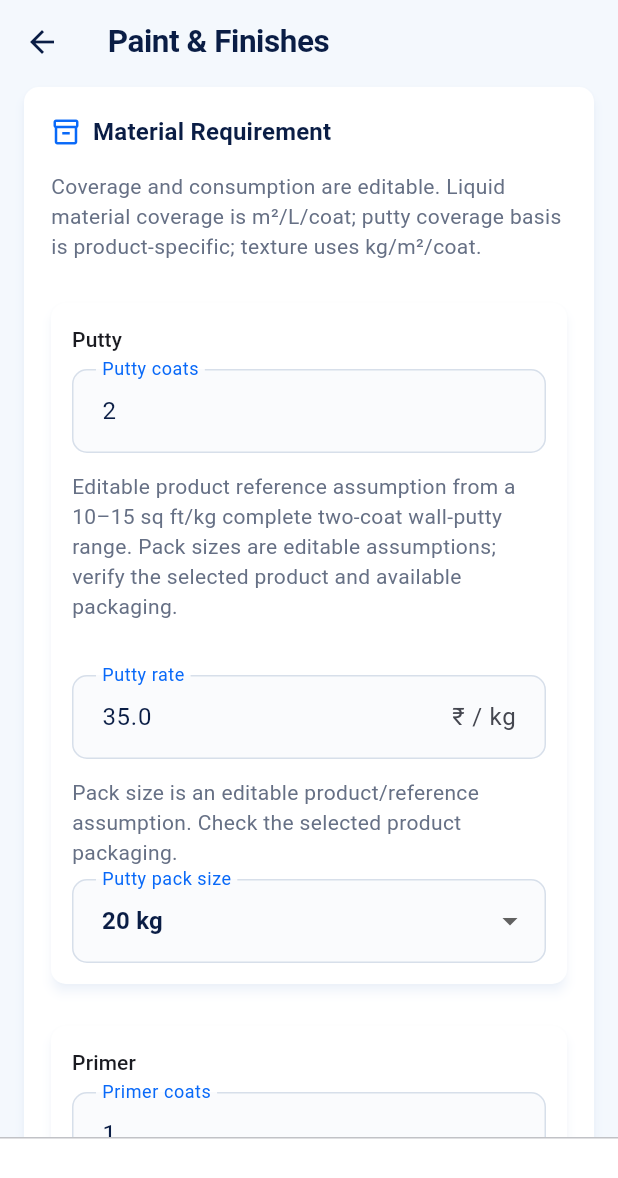
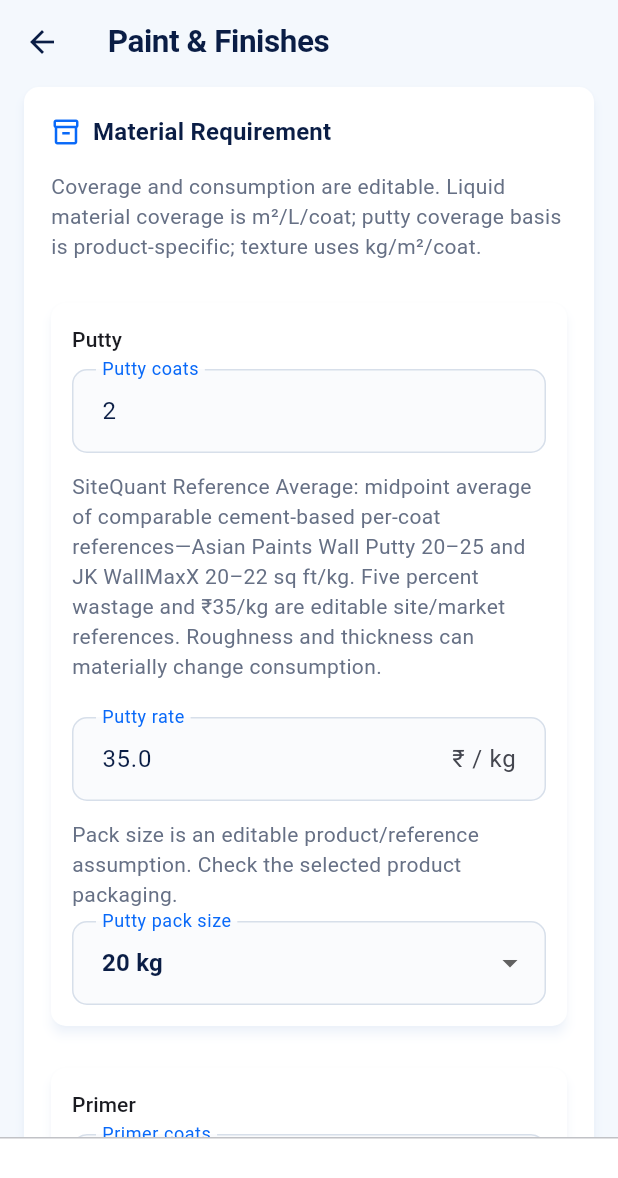
Before and after one commit to Akkiiip/SiteQuant, a Flutter app: the PaintScreen screen opened directly, scrolled down 1152 dp, on a phone screen of 412 x 824 dp. Shown: the top 1178 px of the screen. Run offline on Flutter 3.47's test engine with Material 3 defaults, Android fonts, the phone set to English and light mode, and no system bars; our stand-ins replace firebase_analytics, firebase_core, firebase_crashlytics, google_mobile_ads, shared_preferences; accounts and stored records are empty; statements that could not run were skipped.

Commit message:
fix: calibrate paint and finishes costing

```diff
--- a/lib/models/paint_result.dart
+++ b/lib/models/paint_result.dart
@@ -23,9 +23,8 @@ extension PaintWorkTypeDetails on PaintWorkType {
     PaintWorkType.metal => 'Metal',
     PaintWorkType.puttyOnly => 'Putty Only',
     PaintWorkType.primerOnly => 'Primer Only',
-    PaintWorkType.paintOnly => 'Paint Only',
+    PaintWorkType.paintOnly => 'Interior Emulsion Only',
   };
-
   List<PaintMaterialKind> get materials => switch (this) {
     PaintWorkType.interiorWalls || PaintWorkType.ceiling => [
       PaintMaterialKind.putty,
@@ -46,6 +45,9 @@ extension PaintWorkTypeDetails on PaintWorkType {
 
 enum PaintMaterialKind { putty, primer, paint, texture, coating }
 
+enum PaintCoverageBasis { perCoat, completeOperation }
+
+@Deprecated('Use PaintCoverageBasis and coverageCoats.')
 enum PuttyCoverageBasis { perCoat, completeTwoCoats }
 
 extension PaintMaterialDetails on PaintMaterialKind {
@@ -56,48 +58,52 @@ extension PaintMaterialDetails on PaintMaterialKind {
     PaintMaterialKind.texture => 'Texture / Special Finish',
     PaintMaterialKind.coating => 'Wood / Metal Coating',
   };
-
   String get unit => switch (this) {
     PaintMaterialKind.putty || PaintMaterialKind.texture => 'kg',
-    PaintMaterialKind.primer ||
-    PaintMaterialKind.paint ||
-    PaintMaterialKind.coating => 'L',
+    _ => 'L',
   };
-
   String get coverageLabel => switch (this) {
     PaintMaterialKind.putty => 'Coverage (m² / kg)',
-    PaintMaterialKind.primer ||
-    PaintMaterialKind.paint ||
-    PaintMaterialKind.coating => 'Coverage (m² / L / coat)',
     PaintMaterialKind.texture => 'Consumption (kg / m² / coat)',
+    _ => 'Coverage (m² / L)',
   };
-
   bool get coverageIsConsumption => this == PaintMaterialKind.texture;
 }
 
 class PaintMaterialInput {
-  final PaintMaterialKind kind;
-  final int coats;
-  final double coverage;
-  final double wastagePercent, rate;
-  final PuttyCoverageBasis puttyCoverageBasis;
-  final double? puttyPackSizeKg;
-
   const PaintMaterialInput({
     required this.kind,
     required this.coats,
     required this.coverage,
     required this.wastagePercent,
     required this.rate,
+    this.coverageBasis,
+    this.coverageCoats = 1,
+    this.referenceLabel = 'Custom Product',
+    this.referenceNote = 'User-entered product/site values.',
     this.puttyCoverageBasis = PuttyCoverageBasis.perCoat,
     this.puttyPackSizeKg,
   });
+  final PaintMaterialKind kind;
+  final int coats, coverageCoats;
+  final double coverage, wastagePercent, rate;
+  final PaintCoverageBasis? coverageBasis;
+  final String referenceLabel, referenceNote;
+  final PuttyCoverageBasis puttyCoverageBasis;
+  final double? puttyPackSizeKg;
+  PaintCoverageBasis get effectiveCoverageBasis =>
+      coverageBasis ??
+      (puttyCoverageBasis == PuttyCoverageBasis.completeTwoCoats
+          ? PaintCoverageBasis.completeOperation
+          : PaintCoverageBasis.perCoat);
+  int get effectiveCoverageCoats =>
+      coverageBasis == null &&
+          puttyCoverageBasis == PuttyCoverageBasis.completeTwoCoats
+      ? 2
+      : coverageCoats;
 }
 
 class PaintMaterialEstimate {
-  final PaintMaterialInput input;
-  final double baseQuantity, wastageQuantity, finalQuantity, cost;
-
   const PaintMaterialEstimate({
     required this.input,
     required this.baseQuantity,
@@ -105,22 +111,14 @@ class PaintMaterialEstimate {
     required this.finalQuantity,
     required this.cost,
   });
-
+  final PaintMaterialInput input;
+  final double baseQuantity, wastageQuantity, finalQuantity, cost;
   int? get approximatePacks => input.puttyPackSizeKg == null
       ? null
       : (finalQuantity / input.puttyPackSizeKg!).ceil();
 }
 
 class PaintResult {
-  final PaintWorkType workType;
-  final AreaTakeoff takeoff;
-  final List<PaintMaterialEstimate> materials;
-  final double materialCost;
-  final ProductivityEstimate productivity;
-  final LabourEstimate labour;
-  final double totalCost;
-  final double? costPerSquareMetre;
-
   const PaintResult({
     required this.workType,
     required this.takeoff,
@@ -131,8 +129,16 @@ class PaintResult {
     required this.totalCost,
     required this.costPerSquareMetre,
   });
-
+  final PaintWorkType workType;
+  final AreaTakeoff takeoff;
+  final List<PaintMaterialEstimate> materials;
+  final double materialCost, totalCost;
+  final ProductivityEstimate productivity;
+  final LabourEstimate labour;
+  final double? costPerSquareMetre;
   double get grossArea => takeoff.grossArea;
   double get deductionArea => takeoff.deductionArea;
   double get netArea => takeoff.netArea;
+  double? get costPerSquareFoot =>
+      netArea <= 0 ? null : totalCost / (netArea * 10.763910416709722);
 }
--- a/lib/screens/paint_screen.dart
+++ b/lib/screens/paint_screen.dart
@@ -50,7 +50,9 @@ class _PaintScreenState extends State<PaintScreen> {
   final _painterWage = TextEditingController();
   final _helperWage = TextEditingController();
   final _customPuttyPack = TextEditingController(text: '20');
-  PuttyCoverageBasis _puttyCoverageBasis = PuttyCoverageBasis.completeTwoCoats;
+  PuttyCoverageBasis _puttyCoverageBasis = PuttyCoverageBasis.perCoat;
+  final _coverageBasis = <PaintMaterialKind, PaintCoverageBasis>{};
+  final _coverageCoats = <PaintMaterialKind, int>{};
   int? _puttyPackPreset = 20;
   final _materialControllers = {
     for (final kind in PaintMaterialKind.values) kind: _MaterialControllers(),
@@ -106,6 +108,8 @@ class _PaintScreenState extends State<PaintScreen> {
       controllers.coverage.text = value.coverage.toString();
       controllers.wastage.text = value.wastagePercent.toString();
       controllers.rate.text = value.rate.toString();
+      _coverageBasis[entry.key] = value.coverageBasis;
+      _coverageCoats[entry.key] = value.coverageCoats;
       if (entry.key == PaintMaterialKind.putty) {
         _puttyCoverageBasis = value.puttyCoverageBasis;
         _puttyPackPreset = value.puttyPackSizeKg?.toInt();
@@ -175,6 +179,18 @@ class _PaintScreenState extends State<PaintScreen> {
           '${kind.label} wastage',
         ),
         rate: _number(_materialControllers[kind]!.rate, '${kind.label} rate'),
+        coverageBasis: _coverageBasis[kind] ?? PaintCoverageBasis.perCoat,
+        coverageCoats: _coverageCoats[kind] ?? 1,
+        referenceLabel: _customProduct
+            ? 'Custom Product'
+            : PaintReferenceDefaults.forWorkType(
+                _workType,
+              ).materials[kind]!.referenceLabel,
+        referenceNote: _customProduct
+            ? 'User-entered product/site values.'
+            : PaintReferenceDefaults.forWorkType(
+                _workType,
+              ).materials[kind]!.note,
         puttyCoverageBasis: kind == PaintMaterialKind.putty
             ? _puttyCoverageBasis
             : PuttyCoverageBasis.perCoat,
@@ -192,6 +208,12 @@ class _PaintScreenState extends State<PaintScreen> {
         grossArea: _grossArea(),
         openings: _openings,
         materials: _materials(),
+        productivityName: _customProduct
+            ? 'Custom Product / Site Productivity'
+            : PaintReferenceDefaults.forWorkType(_workType).productivityName,
+        productivityBasis: _customProduct
+            ? 'User-entered painter/helper days per 10 m².'
+            : PaintReferenceDefaults.forWorkType(_workType).labourNote,
         painterDaysPer10M2: _number(
           _painterCoefficient,
           'Painter productivity coefficient',
@@ -271,7 +293,7 @@ class _PaintScreenState extends State<PaintScreen> {
     initialValue: current,
     decoration: InputDecoration(labelText: label),
     items: [
-      for (final count in [1, 2, 3])
+      for (final count in [1, 2, 3, 4, 5])
         DropdownMenuItem(value: count, child: Text('$count')),
     ],
     onChanged: (value) {
@@ -315,30 +337,36 @@ class _PaintScreenState extends State<PaintScreen> {
                 unit: null,
                 useMeasurementSystem: false,
               ),
-            if (kind == PaintMaterialKind.putty && _customProduct)
-              DropdownButtonFormField<PuttyCoverageBasis>(
-                initialValue: _puttyCoverageBasis,
+            if (_customProduct && !kind.coverageIsConsumption) ...[
+              DropdownButtonFormField<PaintCoverageBasis>(
+                initialValue:
+                    _coverageBasis[kind] ?? PaintCoverageBasis.perCoat,
                 isExpanded: true,
-                decoration: const InputDecoration(
-                  labelText: 'Putty coverage basis',
-                ),
+                decoration: InputDecoration(labelText: ' coverage basis'),
                 items: const [
                   DropdownMenuItem(
-                    value: PuttyCoverageBasis.completeTwoCoats,
-                    child: Text('Complete two-coat application'),
+                    value: PaintCoverageBasis.perCoat,
+                    child: Text('Per coat'),
                   ),
                   DropdownMenuItem(
-                    value: PuttyCoverageBasis.perCoat,
-                    child: Text('Per coat'),
+                    value: PaintCoverageBasis.completeOperation,
+                    child: Text('Complete selected operation'),
                   ),
                 ],
                 onChanged: (value) {
                   if (value != null) {
-                    setState(() => _puttyCoverageBasis = value);
+                    setState(() {
+                      _coverageBasis[kind] = value;
+                      _coverageCoats[kind] =
+                          value == PaintCoverageBasis.completeOperation
+                          ? int.tryParse(controllers.coats.text) ?? 1
+                          : 1;
+                    });
                   }
                 },
               ),
-            const SizedBox(height: 12),
+              const SizedBox(height: 12),
+            ],
             if (_customProduct)
               DimensionInputField(
                 controller: controllers.wastage,
@@ -530,7 +558,7 @@ class _PaintScreenState extends State<PaintScreen> {
             ),
             const Text(
               'Duration uses the controlling role requirement. Crew is limited '
-              'to 1–3 people per role and assumes enough work fronts.',
+              'to 1–5 people per role and assumes enough work fronts.',
             ),
           ]),
           _card('Daily Wages', Icons.badge_outlined, [
--- a/lib/services/paint_productivity.dart
+++ b/lib/services/paint_productivity.dart
@@ -3,12 +3,12 @@ import 'estimate_validation.dart';
 
 class PaintProductivity {
   PaintProductivity._();
-
-  /// Paint productivity depends on the product, substrate, preparation,
-  /// application method and access. SiteQuant intentionally has no default.
   static ProductivityStandard siteSpecific({
     required double painterDaysPer10M2,
     required double helperDaysPer10M2,
+    String name = 'Editable Paint reference',
+    String basis =
+        'Editable labour coefficients per 10 m² for the specified operation.',
   }) {
     EstimateValidation.number(
       painterDaysPer10M2,
@@ -19,14 +19,13 @@ class PaintProductivity {
       'Helper productivity coefficient',
     );
     return ProductivityStandard(
-      name: 'Site-specific productivity',
-      basis:
-          'User-entered labour coefficients per 10 m². Confirm for the '
-          'product, substrate, preparation, application method and access.',
+      name: name,
+      basis: basis,
       daysPerBaseQuantity: {
         LabourRole.painter: painterDaysPer10M2,
         LabourRole.helper: helperDaysPer10M2,
       },
+      maximumCrewPerRole: 5,
     );
   }
 }
--- a/lib/services/paint_reference_defaults.dart
+++ b/lib/services/paint_reference_defaults.dart
@@ -7,16 +7,22 @@ class PaintReferenceMaterial {
     required this.wastagePercent,
     required this.rate,
     required this.coverageBasis,
+    required this.coverageCoats,
+    required this.coverageDescription,
+    required this.referenceLabel,
     required this.note,
-    this.puttyCoverageBasis = PuttyCoverageBasis.perCoat,
     this.puttyPackSizeKg,
   });
-
-  final int coats;
+  final int coats, coverageCoats;
   final double coverage, wastagePercent, rate;
-  final String coverageBasis, note;
-  final PuttyCoverageBasis puttyCoverageBasis;
+  final PaintCoverageBasis coverageBasis;
+  final String coverageDescription, referenceLabel, note;
   final double? puttyPackSizeKg;
+  PuttyCoverageBasis get puttyCoverageBasis =>
+      coverageBasis == PaintCoverageBasis.completeOperation &&
+          coverageCoats == 2
+      ? PuttyCoverageBasis.completeTwoCoats
+      : PuttyCoverageBasis.perCoat;
 }
 
 class PaintReferencePreset {
@@ -27,97 +33,104 @@ class PaintReferencePreset {
     required this.helperDaysPer10M2,
     required this.painterDailyWage,
     required this.helperDailyWage,
+    required this.productivityName,
     required this.labourNote,
   });
-
   final PaintWorkType workType;
   final Map<PaintMaterialKind, PaintReferenceMaterial> materials;
   final double painterDaysPer10M2, helperDaysPer10M2;
   final double painterDailyWage, helperDailyWage;
-  final String labourNote;
+  final String productivityName, labourNote;
 }
 
 class PaintReferenceDefaults {
   PaintReferenceDefaults._();
 
-  // Product sheet: 10–15 sq ft/kg for the complete two-coat application.
-  // 1.16 m²/kg is about 12.49 sq ft/kg, within that product range.
-  // https://www.asianpaints.com/content/dam/asianpaints/website/products/pis-files/professional-wall-putty.pdf
   static const _putty = PaintReferenceMaterial(
     coats: 2,
-    coverage: 1.16,
+    coverage: 2.02064,
     wastagePercent: 5,
     rate: 35,
-    coverageBasis: '1.16 m²/kg for the complete two-coat application',
-    puttyCoverageBasis: PuttyCoverageBasis.completeTwoCoats,
+    coverageBasis: PaintCoverageBasis.perCoat,
+    coverageCoats: 1,
+    coverageDescription: '2.02 m²/kg/coat (21.75 sq ft/kg/coat)',
+    referenceLabel: 'SiteQuant Reference Average',
     puttyPackSizeKg: 20,
     note:
-        'Editable product reference assumption from a 10–15 sq ft/kg complete two-coat wall-putty range. '
-        'Pack sizes are editable assumptions; verify the selected product and available packaging.',
+        'SiteQuant Reference Average: midpoint average of comparable cement-based per-coat references—Asian Paints Wall Putty 20–25 and JK WallMaxX 20–22 sq ft/kg. Five percent wastage and ₹35/kg are editable site/market references. Roughness and thickness can materially change consumption.',
   );
-  static const _primer = PaintReferenceMaterial(
+  static const _interiorPrimer = PaintReferenceMaterial(
     coats: 1,
-    coverage: 10,
+    coverage: 15.75,
     wastagePercent: 5,
-    rate: 120,
-    coverageBasis: '10 m2/L/coat',
-    note: 'Reference estimate; verify the selected primer data sheet.',
+    rate: 150,
+    coverageBasis: PaintCoverageBasis.perCoat,
+    coverageCoats: 1,
+    coverageDescription: '15.75 m²/L for one coat',
+    referenceLabel: 'SiteQuant Reference Average',
+    note:
+        'SiteQuant Reference Average normalized to one coat from Asian Paints water-thinnable primer (170–200 sq ft/L) and CPWD DAR interior primer consumption (0.70 L/10 m²). ₹150/L and 5% wastage are editable market/site references.',
   );
-  static const _paint = PaintReferenceMaterial(
+  static const _interiorEmulsion = PaintReferenceMaterial(
     coats: 2,
-    coverage: 26,
+    coverage: 13.94,
     wastagePercent: 5,
-    rate: 300,
-    coverageBasis: '26 m2/L/coat',
+    rate: 420,
+    coverageBasis: PaintCoverageBasis.completeOperation,
+    coverageCoats: 2,
+    coverageDescription: '13.94 m²/L for the complete two-coat operation',
+    referenceLabel: 'SiteQuant Reference Average',
     note:
-        'Reference based on an approximately 260-300 sq ft/L/coat emulsion range on normal masonry.',
+        'SiteQuant Reference Average of comparable two-coat interior emulsions: Asian Paints Apcolite Premium 130–150 and Berger premium interior reference 150–170 sq ft/L for two coats. ₹420/L and 5% wastage are editable market/site references.',
+  );
+  static const _exteriorPrimer = PaintReferenceMaterial(
+    coats: 1,
+    coverage: 12.08,
+    wastagePercent: 7,
+    rate: 190,
+    coverageBasis: PaintCoverageBasis.perCoat,
+    coverageCoats: 1,
+    coverageDescription: '12.08 m²/L (130 sq ft/L) for one coat',
+    referenceLabel: 'SiteQuant Reference Average',
+    note:
+        'SiteQuant Reference Average for mainstream exterior masonry primers, normalized to one coat; aligned with Dulux Weathershield 110–150 sq ft/L. ₹190/L and 7% wastage are editable market/site references.',
+  );
+  static const _exteriorEmulsion = PaintReferenceMaterial(
+    coats: 2,
+    coverage: 6.35,
+    wastagePercent: 7,
+    rate: 340,
+    coverageBasis: PaintCoverageBasis.completeOperation,
+    coverageCoats: 2,
+    coverageDescription:
+        '6.35 m²/L (68.3 sq ft/L) for the complete two-coat operation',
+    referenceLabel: 'SiteQuant Reference Average',
+    note:
+        'SiteQuant Reference Average of comparable exterior emulsions normalized to two coats: Asian Paints Apex 70–80, Ace 55–65, and Nerolac Excel 130–150 sq ft/L/coat. ₹340/L and 7% wastage are editable market/site references. Scaffolding/access cost excluded.',
   );
   static const _coating = PaintReferenceMaterial(
     coats: 2,
     coverage: 10,
     wastagePercent: 5,
     rate: 350,
-    coverageBasis: '10 m2/L/coat',
+    coverageBasis: PaintCoverageBasis.perCoat,
+    coverageCoats: 1,
+    coverageDescription: '10 m²/L/coat',
+    referenceLabel: 'Site Reference Assumption',
     note:
-        'Reference assumption; wood and metal coverage depends on product and surface preparation.',
+        'Site Reference Assumption for ordinary wood/metal coating. Product, preparation, substrate and shade vary; edit from the selected product sheet.',
   );
   static const _texture = PaintReferenceMaterial(
     coats: 1,
     coverage: 1,
     wastagePercent: 7,
     rate: 150,
-    coverageBasis: '1 kg/m2/coat',
+    coverageBasis: PaintCoverageBasis.perCoat,
+    coverageCoats: 1,
+    coverageDescription: '1 kg/m²/coat consumption',
+    referenceLabel: 'Site Reference Assumption',
     note:
-        'Reference assumption only. Texture consumption is product-specific and should be verified.',
-  );
-
-  // These figures apply to the cited individual wall items only. Composite
-  // systems and different substrates retain editable site assumptions.
-  // CPWD DAR 2013 Vol II, items 13.82.2 and 13.43.1:
-  // https://www.cpwd.gov.in/Publication/DARVol2-2013.pdf
-  static const _acrylicWallTwoCoats = (
-    painter: .54,
-    helper: .54,
-    note:
-        'CPWD DAR reference for wall acrylic emulsion, two coats (item 13.82.2). '
-        'Editable reference only; adjust for product, preparation and access.',
-  );
-  static const _waterThinnableWallPrimer = (
-    painter: .40,
-    helper: .20,
-    note:
-        'CPWD DAR reference for one coat of water-thinnable cement primer on wall '
-        '(item 13.43.1). Editable reference only; adjust for other primers and surfaces.',
-  );
-
-  static ({double painter, double helper, String note}) _siteAssumption(
-    String work,
-  ) => (
-    painter: 1.0,
-    helper: .5,
-    note:
-        'Editable Site Reference Assumption for $work, not a CPWD/DAR item. '
-        'Confirm labour days per 10 m² for the finish, substrate, access and crew.',
+        'Site Reference Assumption for texture consumption and rate; texture profile and product can vary widely.',
   );
 
   static PaintReferencePreset forWorkType(PaintWorkType workType) {
@@ -125,36 +138,84 @@ class PaintReferenceDefaults {
       for (final material in workType.materials)
         material: switch (material) {
           PaintMaterialKind.putty => _putty,
-          PaintMaterialKind.primer => _primer,
-          PaintMaterialKind.paint => _paint,
+          PaintMaterialKind.primer =>
+            workType == PaintWorkType.exteriorWalls
+                ? _exteriorPrimer
+                : _interiorPrimer,
+          PaintMaterialKind.paint =>
+            workType == PaintWorkType.exteriorWalls
+                ? _exteriorEmulsion
+                : _interiorEmulsion,
           PaintMaterialKind.texture => _texture,
           PaintMaterialKind.coating => _coating,
         },
     };
     final labour = switch (workType) {
-      PaintWorkType.interiorWalls => _siteAssumption(
-        'combined putty, primer and interior wall paint',
+      PaintWorkType.puttyOnly => (
+        p: .45,
+        h: .45,
+        name: 'CPWD DAR 2023 item 13.80',
+        note:
+            'CPWD DAR 2023 item 13.80: 1 mm white-cement-based wall putty—0.45 mason and 0.45 beldar day per 10 m². Used as painter/helper roles in SiteQuant. Editable for substrate and finish.',
       ),
-      PaintWorkType.ceiling => _siteAssumption(
-        'ceiling putty, primer and paint',
+      PaintWorkType.primerOnly => (
+        p: .40,
+        h: .20,
+        name: 'CPWD DAR wall-primer reference',
+        note:
+            'CPWD DAR item 13.43.1: one coat water-thinnable cement primer—0.40 painter and 0.20 coolie day per 10 m². Editable for product and preparation.',
       ),
-      PaintWorkType.exteriorWalls => _siteAssumption(
-        'exterior primer and paint',
+      PaintWorkType.paintOnly => (
+        p: .54,
+        h: .54,
+        name: 'CPWD DAR acrylic-emulsion reference',
+        note:
+            'CPWD DAR item 13.82.2: two-coat wall acrylic emulsion—0.54 painter and 0.54 coolie day per 10 m². Editable for substrate and application method.',
       ),
-      PaintWorkType.texture => _siteAssumption('texture or special finish'),
-      PaintWorkType.wood => _siteAssumption('wood coating'),
-      PaintWorkType.metal => _siteAssumption('metal coating'),
-      PaintWorkType.puttyOnly => _siteAssumption('putty only'),
-      PaintWorkType.primerOnly => _waterThinnableWallPrimer,
-      PaintWorkType.paintOnly => _acrylicWallTwoCoats,
+      PaintWorkType.interiorWalls => (
+        p: 1.39,
+        h: 1.19,
+        name: 'Summed operation references',
+        note:
+            'Transparent sum per 10 m²: putty 0.45/0.45 + primer 0.40/0.20 + two-coat interior emulsion 0.54/0.54 painter/helper days. Editable; no crew multiplication.',
+      ),
+      PaintWorkType.ceiling => (
+        p: 1.60,
+        h: 1.37,
+        name: 'Site Reference Assumption',
+        note:
+            'Site Reference Assumption: interior system sum with a 15% overhead-position productivity allowance. Not an official CPWD rate; edit for height and access.',
+      ),
+      PaintWorkType.exteriorWalls => (
+        p: .60,
+        h: .30,
+        name: 'CPWD DAR exterior-system reference',
+        note:
+            'CPWD DAR item 13.46.1 reference for exterior primer plus two-or-more coats of acrylic smooth exterior paint. Scaffolding/access cost excluded and must be priced separately when required.',
+      ),
+      PaintWorkType.texture => (
+        p: .60,
+        h: .30,
+        name: 'CPWD DAR textured-exterior reference',
+        note:
+            'CPWD DAR item 13.45.1 reference for exterior primer plus textured finish. Edit for texture profile and method. Scaffolding/access cost excluded.',
+      ),
+      PaintWorkType.wood || PaintWorkType.metal => (
+        p: .54,
+        h: .54,
+        name: 'CPWD DAR coating reference',
+        note:
+            'CPWD DAR two-or-more-coat painting reference for ordinary wood/metal work. Edit for preparation, geometry and coating system.',
+      ),
     };
     return PaintReferencePreset(
       workType: workType,
       materials: materials,
-      painterDaysPer10M2: labour.painter,
-      helperDaysPer10M2: labour.helper,
+      painterDaysPer10M2: labour.p,
+      helperDaysPer10M2: labour.h,
       painterDailyWage: 900,
-      helperDailyWage: 600,
+      helperDailyWage: 750,
+      productivityName: labour.name,
       labourNote: labour.note,
     );
   }
```
Also changed, not shown: lib/screens/paint_result_screen.dart (+97 -73 lines), lib/services/paint_calculator.dart (+12 -6 lines), 3 other files.
